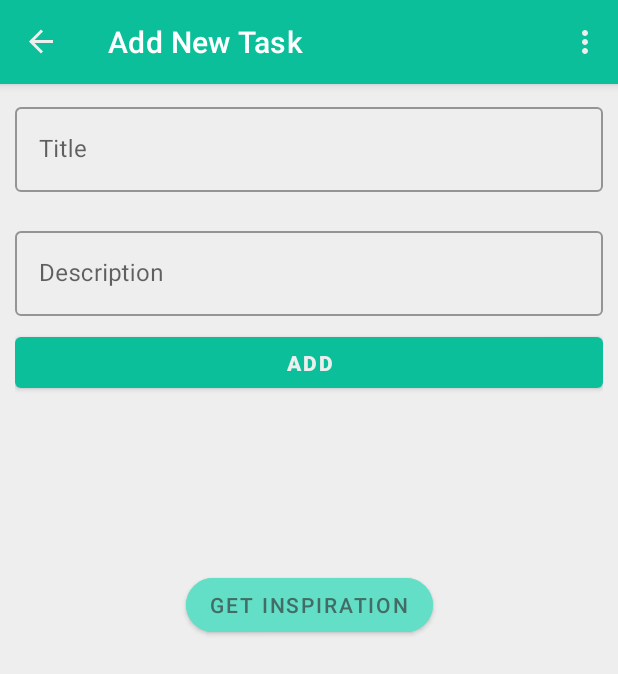
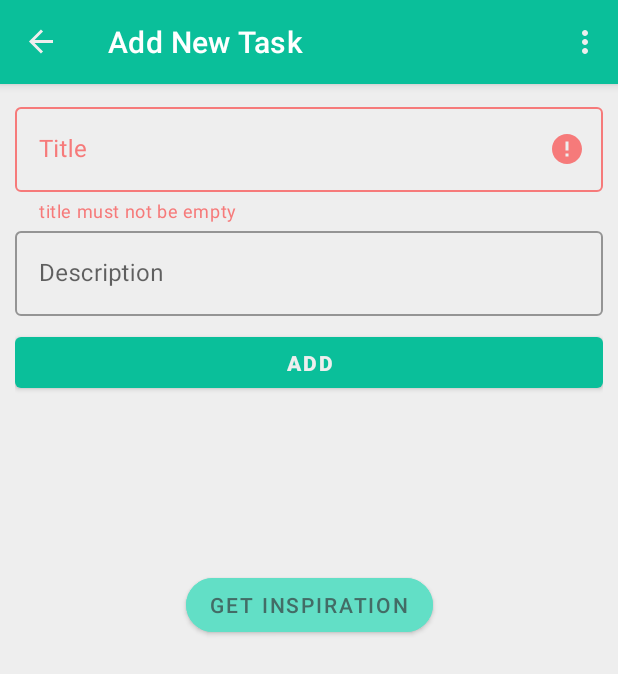
Before and after one commit to Paul-Sizon/DoneApp, an Android app: the TaskFragment screen opened through its navigation route, after a tap on "ADD", on a phone screen of 412 x 824 dp. Shown: the top 674 px of the screen. Run offline under Robolectric (Android 15) with nearby library versions, the phone set to English and light mode, and no system bars; our stand-ins replace Room's generated code, data binding, navigation-ui.

Commit message:
refactoring 3

```diff
--- a/app/src/main/java/com/example/mytodo/ui/task/TaskFragment.kt
+++ b/app/src/main/java/com/example/mytodo/ui/task/TaskFragment.kt
@@ -114,7 +114,7 @@ class TaskFragment : Fragment() {
             Toast.makeText(requireContext(), R.string.new_added, Toast.LENGTH_SHORT).show()
             requireActivity().onBackPressed()
         } else {
-            Toast.makeText(requireContext(), R.string.please_fill, Toast.LENGTH_SHORT).show()
+            binding.materialText.error = getString(R.string.error_empty_title)
         }
     }
 
@@ -139,7 +139,7 @@ class TaskFragment : Fragment() {
 
             requireActivity().onBackPressed()
         } else {
-            Toast.makeText(requireContext(), R.string.please_fill, Toast.LENGTH_SHORT).show()
+            binding.materialText.error = getString(R.string.error_empty_title)
 
         }
     }
--- a/app/src/main/res/values/strings.xml
+++ b/app/src/main/res/values/strings.xml
@@ -22,6 +22,9 @@
     <string name="list">List</string>
     <string name="task_msg_please_connect_to_internet">Please Connect to the Internet to see the quote</string>
     <string name="task_msg_confucius">Confucius</string>
+    <string name="theme">Theme</string>
+    <string name="about">About</string>
+    <string name="error_empty_title">title must not be empty</string>
 
 
 </resources>
```
Also changed, not shown: app/src/main/java/com/example/mytodo/network/ApiClient.kt (deleted, +0 -60 lines), 2 other files.
